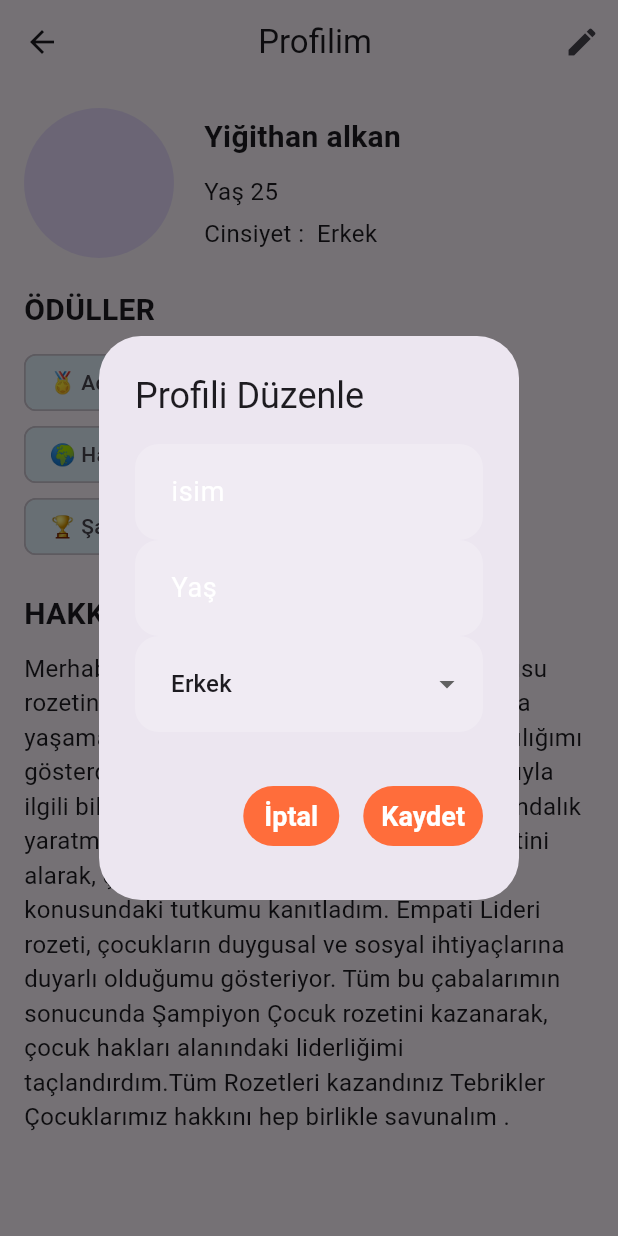
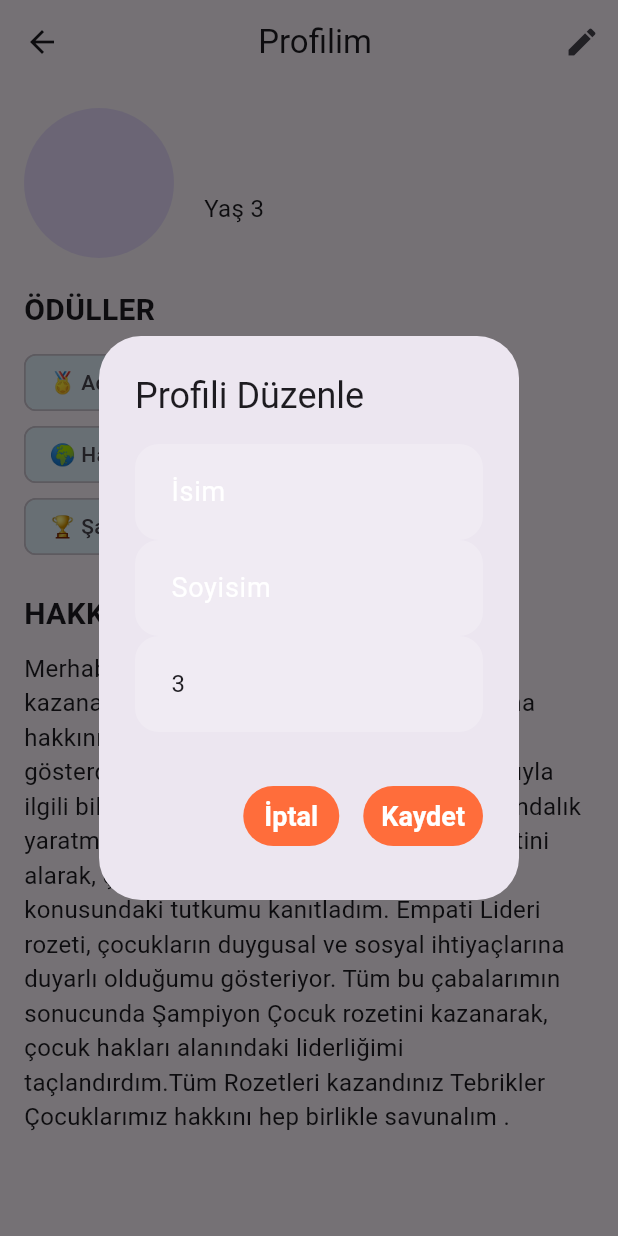
Before and after one commit to elifnurdemir/hi_kod_5proje, a Flutter app: the ProfilePage screen opened directly, after a tap on the "edit" icon, on a phone screen of 412 x 824 dp. Run offline on Flutter 3.47's test engine with Material 3 defaults, Android fonts, the light colour scheme and no system bars; our stand-ins replace animated_text_kit, card_swiper, carousel_slider, confetti, curved_navigation_bar, get and 5 more; missing offline and left inert: category_navigator; accounts and stored records are empty.

Commit message:
profile update

```diff
--- a/lib/features/profile/screen_page.dart
+++ b/lib/features/profile/screen_page.dart
@@ -1,5 +1,8 @@
 import 'package:flutter/material.dart';
+import 'package:get/get.dart';
 import 'package:hi_kod_5proje/features/profile/profile_page_data.dart';
+import 'package:hi_kod_5proje/features/profile_setup/controllers/profile_setup_controller.dart';
+import 'package:hi_kod_5proje/utils/local_storage/storage_utility.dart';
 
 class ProfilePage extends StatefulWidget {
   const ProfilePage({super.key});
@@ -9,10 +12,9 @@ class ProfilePage extends StatefulWidget {
 }
 
 class _ProfilePageState extends State<ProfilePage> {
-  String _name = "Yiğithan alkan";
-  /*String _email = "Yiğithanalkan@gmail.com";*/
-  int _age = 25;
-  String _gender = "Erkek";
+  final ProfileSetupController controller = Get.find();
+
+  final AppLocalStorage _localStorage = AppLocalStorage();
 
   final List<String> _badges = [
     "🏅 Adalet Savunucusu ",
@@ -24,7 +26,7 @@ class _ProfilePageState extends State<ProfilePage> {
 
   //Rozetlere göre hakkımda açıklamasını gösterir
   String _getAboutMe() {
-    String aboutMe = "Merhaba ben $_name.";
+    String aboutMe = "Merhaba ben ${controller.userProfile.value.firstName}.";
 
     if (_badges.contains("🏅 Adalet Savunucusu ")) {
       aboutMe +=
@@ -60,47 +62,32 @@ class _ProfilePageState extends State<ProfilePage> {
                 mainAxisSize: MainAxisSize.min,
                 children: [
                   TextField(
-                    decoration: InputDecoration(labelText: "isim"),
+                    controller: TextEditingController(text: controller.userProfile.value.firstName),
+                    decoration: InputDecoration(labelText: "İsim"),
                     onChanged: (value) {
-                      setState(() {
-                        _name = value;
+                      controller.userProfile.update((userProfile) {
+                        userProfile?.firstName = value;
                       });
                     },
                   ),
-                  /*TextField(
-                    decoration: InputDecoration(labelText: "Email"),
+                  TextField(
+                    controller: TextEditingController(text: controller.userProfile.value.lastName),
+                    decoration: InputDecoration(labelText: "Soyisim"),
                     onChanged: (value) {
-                      setState(() {
-                        _email = value;
+                      controller.userProfile.update((userProfile) {
+                        userProfile?.lastName = value;
                       });
                     },
-                  ),*/
+                  ),
                   TextField(
+                    controller: TextEditingController(text: controller.userProfile.value.age.toString()),
                     decoration: InputDecoration(labelText: "Yaş"),
                     keyboardType: TextInputType.number,
                     onChanged: (value) {
-                      setState(() {
-                        _age = int.tryParse(value) ?? _age;
+                      controller.userProfile.update((userProfile) {
+                        userProfile?.age = int.tryParse(value) ?? controller.userProfile.value.age;
                       });
                     },
-                  ),
-                  DropdownButtonFormField<String>(
-                    value: _gender,
-                    items: [
-                      "Erkek",
-                      "Kadın",
-                    ].map((String value) {
-                      return DropdownMenuItem<String>(
-                        value: value,
-                        child: Text(value),
-                      );
-                    }).toList(),
-                    onChanged: (value) {
-                      setState(() {
-                        _gender = value!;
-                      });
-                    },
-                    decoration: InputDecoration(labelText: "Cinsiyet"),
                   ),
                 ],
               ),
@@ -156,32 +143,27 @@ class _ProfilePageState extends State<ProfilePage> {
                 children: [
                   CircleAvatar(
                     radius: 50,
-                    backgroundImage: AssetImage("assets/erkek.png"),
+                    backgroundImage: AssetImage(controller.userProfile.value.avatarUrl),
                   ),
                   SizedBox(width: 20),
                   Expanded(
                     child: Column(
                       crossAxisAlignment: CrossAxisAlignment.start,
                       children: [
-                        Text(_name, style: ProjectTextUtility.textStyle),
-                        SizedBox(child: ProjectSizedBox.sizedbox3),
-                        /*Text(
-                          _email,
-                          style: TextStyle(
-                            fontSize: 16,
-                            color: Colors.grey,
-                          ),
-                        ),*/
-                        SizedBox(child: ProjectSizedBox.sizedbox3),
-                        Text(
-                          "Yaş $_age",
-                          style: ProjectTextUtility.textStyle2,
+                        Obx(
+                          () => Text(
+                              '${controller.userProfile.value.firstName} ${controller.userProfile.value.lastName}',
+                              style: ProjectTextUtility.textStyle),
                         ),
                         SizedBox(child: ProjectSizedBox.sizedbox3),
-                        Text(
-                          "Cinsiyet :  $_gender ",
-                          style: ProjectTextUtility.textStyle2,
+                        SizedBox(child: ProjectSizedBox.sizedbox3),
+                        Obx(
+                          () => Text(
+                            "Yaş ${controller.userProfile.value.age}",
+                            style: ProjectTextUtility.textStyle2,
+                          ),
                         ),
+                        SizedBox(child: ProjectSizedBox.sizedbox3),
                       ],
                     ),
                   ),
```
